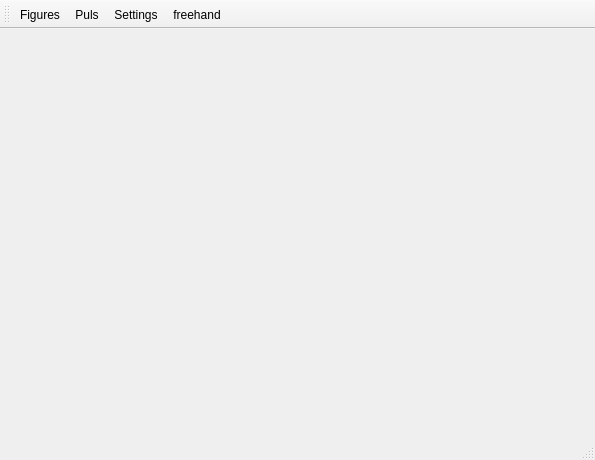
First picture: the form in mainwindow.ui, repository Jogala/stageController_windows_64, before the edit.
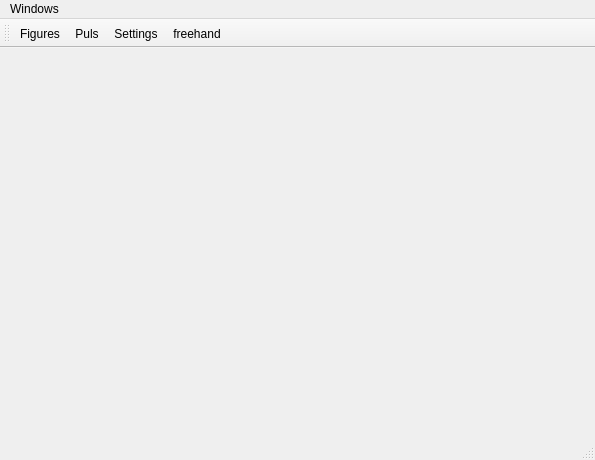
Second picture: the form after the edit. Icons and pictures are not drawn.

What changed in the file:
```diff
--- a/mainwindow.ui
+++ b/mainwindow.ui
@@ -23,6 +23,13 @@
      <height>21</height>
     </rect>
    </property>
+   <widget class="QMenu" name="menuWindows">
+    <property name="title">
+     <string>Windows</string>
+    </property>
+    <addaction name="actionOpen_screenShotWindow"/>
+   </widget>
+   <addaction name="menuWindows"/>
   </widget>
   <widget class="QToolBar" name="mainToolBar">
    <attribute name="toolBarArea">
```
Left out of the diff: 5 changed lines with no effect on the pictures.
